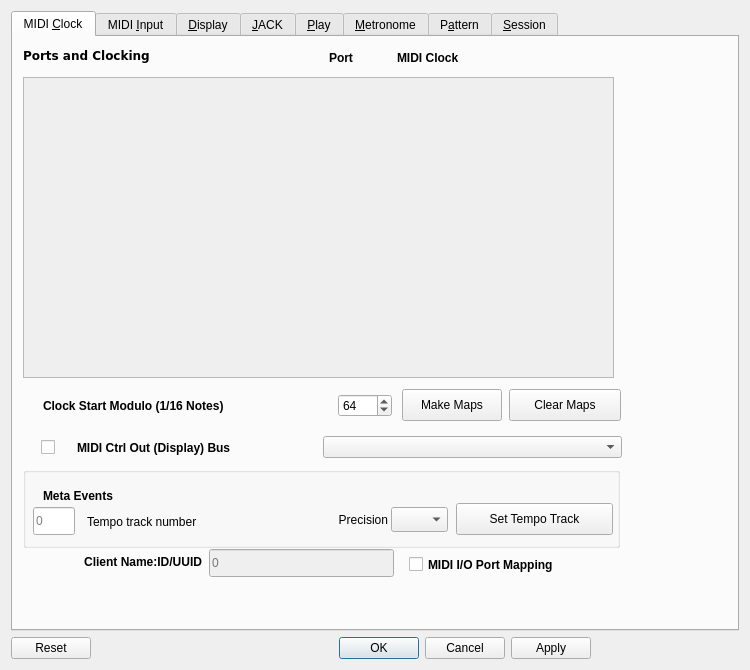
ahlstromcj/seq66, file seq_qt5/forms/qseditoptions.ui: the form before one commit.
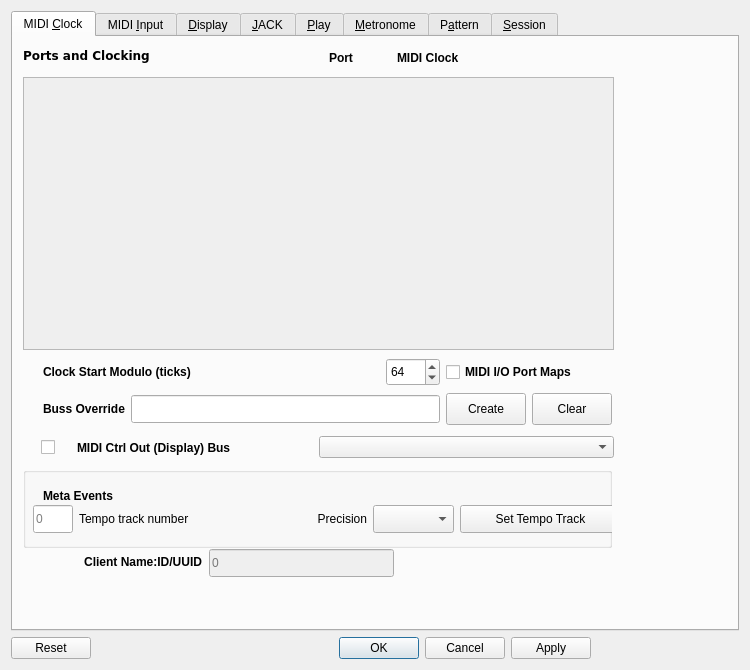
The form after the commit. The open tabs and pages were chosen to show the change.

Patch:
```diff
--- a/seq_qt5/forms/qseditoptions.ui
+++ b/seq_qt5/forms/qseditoptions.ui
@@ -21,6 +21,7 @@
      </property>
      <property name="font">
       <font>
+       <weight>50</weight>
        <bold>false</bold>
       </font>
      </property>
@@ -42,12 +43,13 @@
         <rect>
          <x>10</x>
          <y>430</y>
-         <width>597</width>
+         <width>589</width>
          <height>81</height>
         </rect>
        </property>
        <property name="font">
         <font>
+         <weight>50</weight>
          <bold>false</bold>
         </font>
        </property>
@@ -60,60 +62,6 @@
        <property name="flat">
         <bool>true</bool>
        </property>
-       <widget class="QLineEdit" name="lineEditTempoTrack">
-        <property name="enabled">
-         <bool>true</bool>
-        </property>
-        <property name="geometry">
-         <rect>
-          <x>10</x>
-          <y>40</y>
-          <width>42</width>
-          <height>28</height>
-         </rect>
-        </property>
-        <property name="toolTip">
-         <string/>
-        </property>
-        <property name="readOnly">
-         <bool>false</bool>
-        </property>
-        <property name="placeholderText">
-         <string>0</string>
-        </property>
-       </widget>
-       <widget class="QLabel" name="textLabelTempoTrack">
-        <property name="geometry">
-         <rect>
-          <x>64</x>
-          <y>44</y>
-          <width>189</width>
-          <height>21</height>
-         </rect>
-        </property>
-        <property name="toolTip">
-         <string/>
-        </property>
-        <property name="text">
-         <string>Tempo track number</string>
-        </property>
-       </widget>
-       <widget class="QPushButton" name="pushButtonTempoTrack">
-        <property name="geometry">
-         <rect>
-          <x>433</x>
-          <y>36</y>
-          <width>157</width>
-          <height>32</height>
-         </rect>
-        </property>
-        <property name="toolTip">
-         <string>Saves the tempo track number to the MIDI file.</string>
-        </property>
-        <property name="text">
-         <string>Set Tempo Track</string>
-        </property>
-       </widget>
        <widget class="QLabel" name="label_meta_events">
         <property name="geometry">
          <rect>
@@ -132,95 +80,86 @@
          <string>Meta Events</string>
         </property>
        </widget>
-       <widget class="QComboBox" name="comboBoxBpmPrecision">
+       <widget class="QWidget" name="">
         <property name="geometry">
          <rect>
-          <x>368</x>
-          <y>40</y>
-          <width>57</width>
-          <height>25</height>
+          <x>10</x>
+          <y>36</y>
+          <width>588</width>
+          <height>33</height>
          </rect>
         </property>
+        <layout class="QGridLayout" name="gridLayout_8" columnstretch="1,4,3,2,4">
+         <item row="0" column="0">
+          <widget class="QLineEdit" name="lineEditTempoTrack">
+           <property name="enabled">
+            <bool>true</bool>
+           </property>
+           <property name="minimumSize">
+            <size>
+             <width>0</width>
+             <height>28</height>
+            </size>
+           </property>
+           <property name="toolTip">
+            <string/>
+           </property>
+           <property name="readOnly">
+            <bool>false</bool>
+           </property>
+           <property name="placeholderText">
+            <string>0</string>
+           </property>
+          </widget>
+         </item>
+         <item row="0" column="1">
+          <widget class="QLabel" name="textLabelTempoTrack">
+           <property name="toolTip">
+            <string/>
+           </property>
+           <property name="text">
+            <string>Tempo track number</string>
+           </property>
+          </widget>
+         </item>
+         <item row="0" column="2">
+          <widget class="QLabel" name="label_clock_precision">
+           <property name="text">
+            <string>Precision</string>
+           </property>
+           <property name="alignment">
+            <set>Qt::AlignRight|Qt::AlignTrailing|Qt::AlignVCenter</set>
+           </property>
+          </widget>
+         </item>
+         <item row="0" column="3">
+          <widget class="QComboBox" name="comboBoxBpmPrecision">
+           <property name="minimumSize">
+            <size>
+             <width>0</width>
+             <height>28</height>
+            </size>
+           </property>
+          </widget>
+         </item>
+         <item row="0" column="4">
+          <widget class="QPushButton" name="pushButtonTempoTrack">
+           <property name="minimumSize">
+            <size>
+             <width>0</width>
+             <height>28</height>
+            </size>
+           </property>
+           <property name="toolTip">
+            <string>Saves the tempo track number to the MIDI file.</string>
+           </property>
+           <property name="text">
+            <string>Set Tempo Track</string>
+           </property>
+          </widget>
+         </item>
+        </layout>
        </widget>
-       <widget class="QLabel" name="label_clock_precision">
-        <property name="geometry">
-         <rect>
-          <x>288</x>
-          <y>44</y>
-          <width>77</width>
-          <height>17</height>
-         </rect>
-        </property>
-        <property name="text">
-         <string>Precision</string>
-        </property>
-        <property name="alignment">
-         <set>Qt::AlignRight|Qt::AlignTrailing|Qt::AlignVCenter</set>
-        </property>
-       </widget>
-      </widget>
-      <widget class="QWidget" name="layoutWidgetClockStart">
-       <property name="geometry">
-        <rect>
-         <x>30</x>
-         <y>352</y>
-         <width>349</width>
-         <height>33</height>
-        </rect>
-       </property>
-       <layout class="QHBoxLayout" name="horizLayoutClockStartModulo" stretch="8,1">
-        <item>
-         <widget class="QLabel" name="labelClockStartModulo">
-          <property name="font">
-           <font>
-            <bold>true</bold>
-           </font>
-          </property>
-          <property name="toolTip">
-           <string>Sets the position after which MIDI clocking begins.</string>
-          </property>
-          <property name="text">
-           <string>Clock Start Modulo (1/16 Notes)</string>
-          </property>
-         </widget>
-        </item>
-        <item>
-         <widget class="QSpinBox" name="spinBoxClockStartModulo">
-          <property name="minimum">
-           <number>1</number>
-          </property>
-          <property name="maximum">
-           <number>1024</number>
-          </property>
-          <property name="value">
-           <number>64</number>
-          </property>
-         </widget>
-        </item>
-       </layout>
-      </widget>
-      <widget class="QPushButton" name="pushButtonStoreMap">
-       <property name="geometry">
-        <rect>
-         <x>389</x>
-         <y>352</y>
-         <width>100</width>
-         <height>32</height>
-        </rect>
-       </property>
-       <property name="minimumSize">
-        <size>
-         <width>100</width>
-         <height>32</height>
-        </size>
-       </property>
-       <property name="toolTip">
-        <string>Saves maps of I/O port numbers and names to the 'rc' file.
-Each port number can be found by name-lookup.</string>
-       </property>
-       <property name="text">
-        <string>Make Maps</string>
-       </property>
       </widget>
       <widget class="QLabel" name="label">
        <property name="geometry">
@@ -265,30 +204,6 @@
         <string>0</string>
        </property>
       </widget>
-      <widget class="QCheckBox" name="ioPortsMappedCheck">
-       <property name="enabled">
-        <bool>true</bool>
-       </property>
-       <property name="geometry">
-        <rect>
-         <x>396</x>
-         <y>516</y>
-         <width>221</width>
-         <height>23</height>
-        </rect>
-       </property>
-       <property name="font">
-        <font>
-         <bold>true</bold>
-        </font>
-       </property>
-       <property name="toolTip">
-        <string>If checked, the output port map was active.</string>
-       </property>
-       <property name="text">
-        <string>MIDI I/O Port Mapping</string>
-       </property>
-      </widget>
       <widget class="QLabel" name="portsClocksLabel">
        <property name="geometry">
         <rect>
@@ -320,7 +235,7 @@
          <x>10</x>
          <y>40</y>
          <width>591</width>
-         <height>301</height>
+         <height>273</height>
         </rect>
        </property>
        <property name="frameShape">
@@ -347,7 +262,7 @@
           <x>0</x>
           <y>0</y>
           <width>589</width>
-          <height>299</height>
+          <height>271</height>
          </rect>
         </property>
        </widget>
@@ -393,7 +308,7 @@
         <rect>
          <x>28</x>
          <y>388</y>
-         <width>581</width>
+         <width>573</width>
          <height>45</height>
         </rect>
        </property>
@@ -409,6 +324,7 @@
          <widget class="QLabel" name="labelMidiOutBuss">
           <property name="font">
            <font>
+            <weight>75</weight>
             <bold>true</bold>
            </font>
           </property>
@@ -422,18 +338,128 @@
         </item>
        </layout>
       </widget>
-      <widget class="QPushButton" name="pushButtonRemoveMap">
+      <widget class="QWidget" name="">
        <property name="geometry">
         <rect>
-         <x>496</x>
-         <y>352</y>
-         <width>112</width>
-         <height>32</height>
+         <x>30</x>
+         <y>320</y>
+         <width>569</width>
+         <height>70</height>
         </rect>
        </property>
-       <property name="text">
-        <string>Clear Maps</string>
-       </property>
+       <layout class="QGridLayout" name="gridLayout_7">
+        <item row="0" column="0" colspan="2">
+         <layout class="QHBoxLayout" name="horizLayoutClockStartModulo" stretch="8,1">
+          <item>
+           <widget class="QLabel" name="labelClockStartModulo">
+            <property name="font">
+             <font>
+              <weight>75</weight>
+              <bold>true</bold>
+             </font>
+            </property>
+            <property name="toolTip">
+             <string>Sets the position after which MIDI clocking begins.</string>
+            </property>
+            <property name="text">
+             <string>Clock Start Modulo (ticks)</string>
+            </property>
+           </widget>
+          </item>
+          <item>
+           <widget class="QSpinBox" name="spinBoxClockStartModulo">
+            <property name="minimumSize">
+             <size>
+              <width>0</width>
+              <height>28</height>
+             </size>
+            </property>
+            <property name="minimum">
+             <number>1</number>
+            </property>
+            <property name="maximum">
+             <number>1024</number>
+            </property>
+            <property name="value">
+             <number>64</number>
+            </property>
+           </widget>
+          </item>
+         </layout>
+        </item>
+        <item row="0" column="2" colspan="2">
+         <widget class="QCheckBox" name="ioPortsMappedCheck">
+          <property name="enabled">
+           <bool>true</bool>
+          </property>
+          <property name="font">
+           <font>
+            <weight>75</weight>
+            <bold>true</bold>
+           </font>
+          </property>
+          <property name="toolTip">
+           <string>If checked, the output port map was active.</string>
+          </property>
+          <property name="text">
+           <string>MIDI I/O Port Maps</string>
+          </property>
+         </widget>
+        </item>
+        <item row="1" column="0">
+         <widget class="QLabel" name="label_20">
+          <property name="font">
+           <font>
+            <weight>75</weight>
+            <bold>true</bold>
+           </font>
+          </property>
+          <property name="text">
+           <string>Buss Override</string>
+          </property>
+         </widget>
+        </item>
+        <item row="1" column="1">
+         <widget class="QLineEdit" name="lineEditBussOverride">
+          <property name="minimumSize">
+           <size>
+            <width>0</width>
+            <height>28</height>
+           </size>
+          </property>
+         </widget>
+        </item>
+        <item row="1" column="2">
+         <widget class="QPushButton" name="pushButtonStoreMap">
+          <property name="minimumSize">
+           <size>
+            <width>80</width>
+            <height>32</height>
+           </size>
+          </property>
+          <property name="toolTip">
+           <string>Saves maps of I/O port numbers and names to the 'rc' file.
+Each port number can be found by name-lookup.</string>
+          </property>
+          <property name="text">
+           <string>Create</string>
+          </property>
+         </widget>
+        </item>
+        <item row="1" column="3">
+         <widget class="QPushButton" name="pushButtonRemoveMap">
+          <property name="minimumSize">
+           <size>
+            <width>0</width>
+            <height>32</height>
+           </size>
+          </property>
+          <property name="text">
+           <string>Clear</string>
+          </property>
+         </widget>
+        </item>
+       </layout>
       </widget>
      </widget>
      <widget class="QWidget" name="tabMidiInput">
```
Left out of the diff: 68 changed lines with no effect on the pictures.
